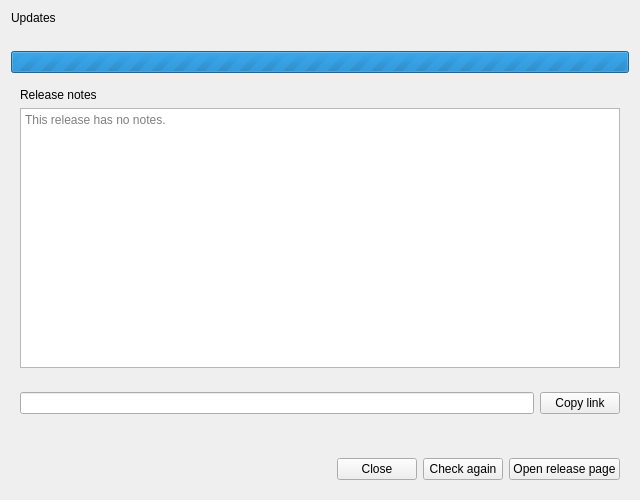
Qt form modules/gui/qt/dialogs/help/update.ui (WIFARO/juxtopposed-vlc) before a commit.
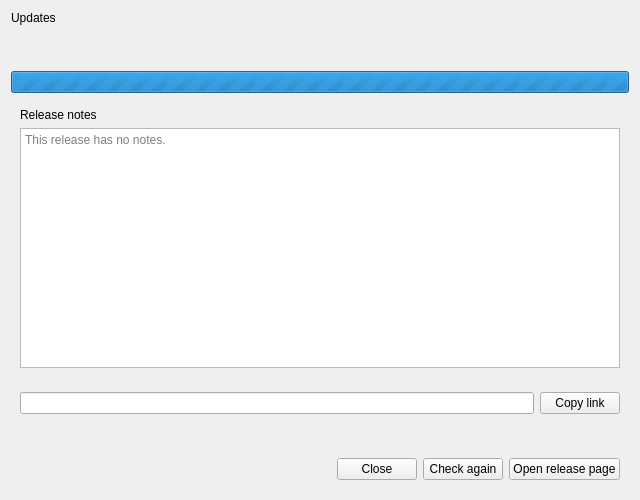
The same form after that commit.

What changed in the file:
```diff
--- a/modules/gui/qt/dialogs/help/update.ui
+++ b/modules/gui/qt/dialogs/help/update.ui
@@ -4,9 +4,10 @@
  <widget class="QWidget" name="updateWidget">
   <property name="geometry"><rect><x>0</x><y>0</y><width>640</width><height>500</height></rect></property>
   <property name="windowTitle"><string>VLC updates</string></property>
-  <layout class="QVBoxLayout" name="updateLayout" stretch="0,0,0,1,0,0,0,0">
+  <layout class="QVBoxLayout" name="updateLayout" stretch="0,0,0,0,1,0,0,0,0">
    <item><widget class="QLabel" name="updateTitle"><property name="text"><string>Updates</string></property><property name="textFormat"><enum>Qt::PlainText</enum></property><property name="wordWrap"><bool>true</bool></property></widget></item>
    <item><widget class="QLabel" name="updateSummary"><property name="textFormat"><enum>Qt::PlainText</enum></property><property name="wordWrap"><bool>true</bool></property><property name="textInteractionFlags"><set>Qt::TextSelectableByMouse|Qt::TextSelectableByKeyboard</set></property></widget></item>
+   <item><widget class="QLabel" name="updateSubtitle"><property name="textFormat"><enum>Qt::PlainText</enum></property><property name="wordWrap"><bool>true</bool></property><property name="textInteractionFlags"><set>Qt::TextSelectableByMouse|Qt::TextSelectableByKeyboard</set></property></widget></item>
    <item><widget class="QProgressBar" name="updateProgress"><property name="maximum"><number>0</number></property><property name="textVisible"><bool>false</bool></property></widget></item>
    <item><widget class="QWidget" name="updateReleaseDetails"><layout class="QVBoxLayout" name="releaseLayout" stretch="0,1">
     <item><widget class="QLabel" name="updateNotesHeading"><property name="text"><string>Release notes</string></property></widget></item>
```
